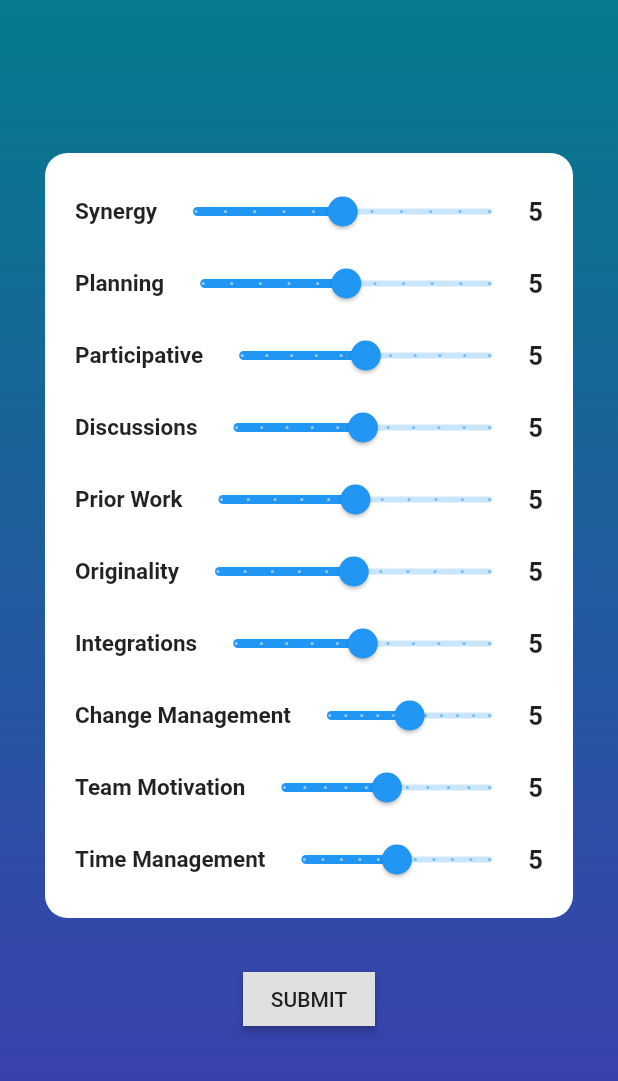
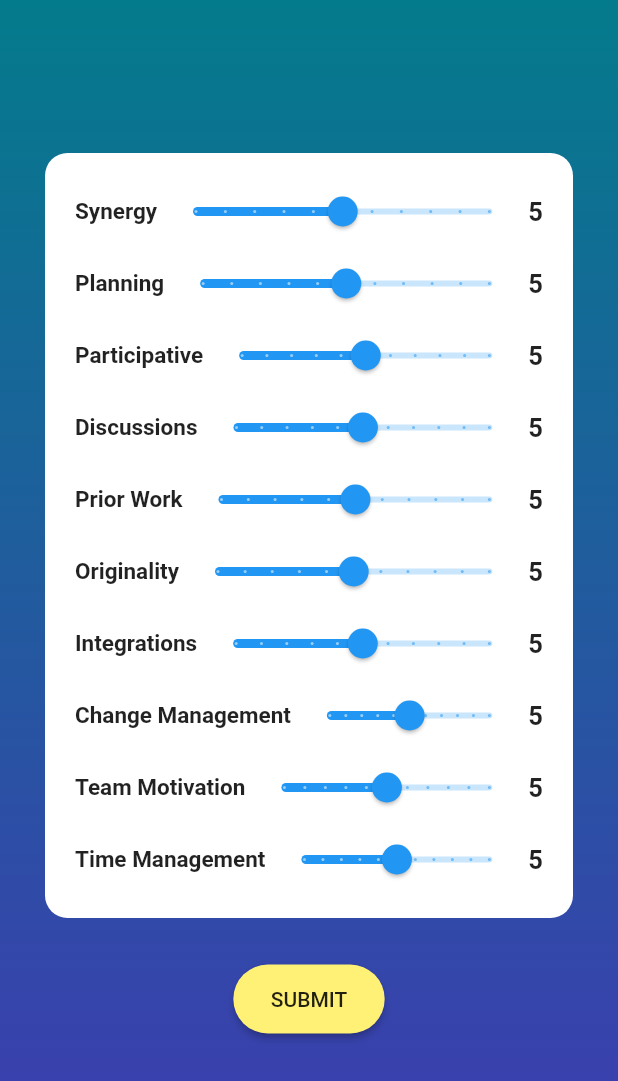
Before and after one commit to IEEE-PESIT-Student-Branch/Kalpana2019JudgingApp-Frontend, a Flutter app: the ScorePage screen opened directly with empty values, on a phone screen of 412 x 824 dp. Shown: the top 1081 px of the screen. Run offline on Flutter 3.47's test engine with Material 2 defaults, Android fonts, the phone set to English and light mode, and no system bars; our stand-ins replace firebase_auth; missing offline and left inert: flutter_webview_plugin; accounts and stored records are empty; network calls fail.

Commit message:
Added Styling to Buttons

```diff
--- a/lib/pages/finalscoring.dart
+++ b/lib/pages/finalscoring.dart
@@ -73,7 +73,12 @@ class FinalScorePage extends StatelessWidget {
                   ),
                 ),
                 RaisedButton(
+                  padding: EdgeInsets.symmetric(horizontal: 25, vertical: 15),
+                  shape: RoundedRectangleBorder(
+                    borderRadius: BorderRadius.circular(30),
+                  ),
                   child: Text("SUBMIT"),
+                  color: Colors.yellow[300],
                   onPressed: () {
                     //Try to POST scores
                     double score = 0;
--- a/lib/pages/scoring.dart
+++ b/lib/pages/scoring.dart
@@ -80,7 +80,12 @@ class ScorePage extends StatelessWidget {
                   Padding(
                     padding: const EdgeInsets.only(bottom: 50, top: 10),
                     child: RaisedButton(
-                      shape: ContinuousRectangleBorder(),
+                      color: Colors.yellow[300],
+                      padding:
+                          EdgeInsets.symmetric(horizontal: 25, vertical: 15),
+                      shape: RoundedRectangleBorder(
+                        borderRadius: BorderRadius.circular(30),
+                      ),
                       child: Text("SUBMIT"),
                       onPressed: () {
                         //Try to POST scores
```
Also changed, not shown: pubspec.lock.
